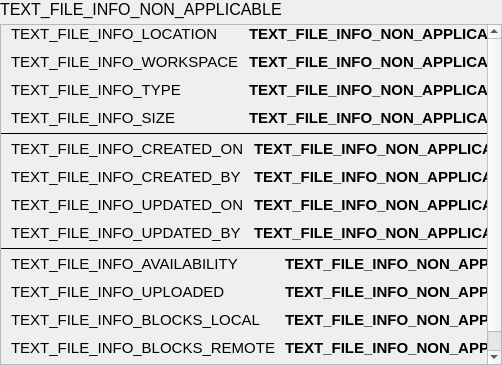
Scille/parsec-cloud, file parsec/core/gui/forms/file_status_widget.ui: the form before one commit.
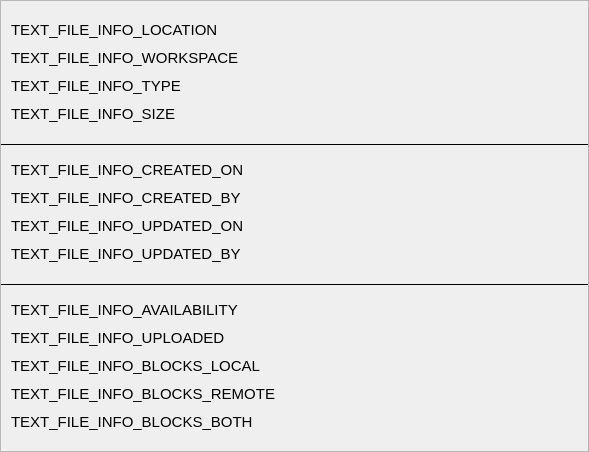
The form after the commit.

Commit message: [GUI] Added padding to file status widget

Diff of the .ui file:
```diff
--- a/parsec/core/gui/forms/file_status_widget.ui
+++ b/parsec/core/gui/forms/file_status_widget.ui
@@ -6,8 +6,8 @@
    <rect>
     <x>0</x>
     <y>0</y>
-    <width>502</width>
-    <height>365</height>
+    <width>589</width>
+    <height>452</height>
    </rect>
   </property>
   <property name="windowTitle">
@@ -29,25 +29,6 @@
    <property name="bottomMargin">
     <number>0</number>
    </property>
-   <item>
-    <layout class="QHBoxLayout" name="horizontalLayout">
-     <item>
-      <widget class="QLabel" name="label_filename">
-       <property name="font">
-        <font>
-         <pointsize>12</pointsize>
-        </font>
-       </property>
-       <property name="text">
-        <string>TEXT_FILE_INFO_NON_APPLICABLE</string>
-       </property>
-       <property name="textInteractionFlags">
-        <set>Qt::LinksAccessibleByMouse|Qt::TextSelectableByKeyboard|Qt::TextSelectableByMouse</set>
-       </property>
-      </widget>
-     </item>
-    </layout>
-   </item>
    <item>
     <widget class="QScrollArea" name="scrollArea">
      <property name="horizontalScrollBarPolicy">
@@ -61,8 +42,8 @@
        <rect>
         <x>0</x>
         <y>0</y>
-        <width>570</width>
-        <height>366</height>
+        <width>587</width>
+        <height>450</height>
        </rect>
       </property>
       <layout class="QVBoxLayout" name="verticalLayout_2">
@@ -73,13 +54,13 @@
         <number>0</number>
        </property>
        <property name="topMargin">
-        <number>0</number>
+        <number>10</number>
        </property>
        <property name="rightMargin">
         <number>0</number>
        </property>
        <property name="bottomMargin">
-        <number>0</number>
+        <number>10</number>
        </property>
        <item>
         <widget class="QFrame" name="frame">
@@ -100,13 +81,13 @@
            <number>10</number>
           </property>
           <property name="topMargin">
-           <number>0</number>
+           <number>10</number>
           </property>
           <property name="rightMargin">
-           <number>0</number>
+           <number>10</number>
           </property>
           <property name="bottomMargin">
-           <number>0</number>
+           <number>10</number>
           </property>
           <item>
            <layout class="QFormLayout" name="formLayout">
@@ -171,7 +152,7 @@
                </font>
               </property>
               <property name="text">
-               <string>TEXT_FILE_INFO_NON_APPLICABLE</string>
+               <string/>
               </property>
               <property name="textInteractionFlags">
                <set>Qt::LinksAccessibleByMouse|Qt::TextSelectableByKeyboard|Qt::TextSelectableByMouse</set>
@@ -188,7 +169,7 @@
                </font>
               </property>
               <property name="text">
-               <string>TEXT_FILE_INFO_NON_APPLICABLE</string>
+               <string/>
               </property>
               <property name="textInteractionFlags">
                <set>Qt::LinksAccessibleByMouse|Qt::TextSelectableByKeyboard|Qt::TextSelectableByMouse</set>
@@ -205,7 +186,7 @@
                </font>
               </property>
               <property name="text">
-               <string>TEXT_FILE_INFO_NON_APPLICABLE</string>
+               <string/>
               </property>
               <property name="textInteractionFlags">
                <set>Qt::LinksAccessibleByMouse|Qt::TextSelectableByKeyboard|Qt::TextSelectableByMouse</set>
@@ -237,7 +218,7 @@
                </font>
               </property>
               <property name="text">
-               <string>TEXT_FILE_INFO_NON_APPLICABLE</string>
+               <string/>
               </property>
               <property name="textInteractionFlags">
                <set>Qt::LinksAccessibleByMouse|Qt::TextSelectableByKeyboard|Qt::TextSelectableByMouse</set>
@@ -275,13 +256,13 @@
            <number>10</number>
           </property>
           <property name="topMargin">
-           <number>0</number>
+           <number>10</number>
           </property>
           <property name="rightMargin">
-           <number>0</number>
+           <number>10</number>
           </property>
           <property name="bottomMargin">
-           <number>0</number>
+           <number>10</number>
           </property>
           <item>
            <layout class="QFormLayout" name="formLayout_2">
@@ -361,7 +342,7 @@
                </font>
               </property>
               <property name="text">
-               <string>TEXT_FILE_INFO_NON_APPLICABLE</string>
+               <string/>
               </property>
               <property name="textInteractionFlags">
                <set>Qt::LinksAccessibleByMouse|Qt::TextSelectableByKeyboard|Qt::TextSelectableByMouse</set>
@@ -378,7 +359,7 @@
                </font>
               </property>
               <property name="text">
-               <string>TEXT_FILE_INFO_NON_APPLICABLE</string>
+               <string/>
               </property>
               <property name="textInteractionFlags">
                <set>Qt::LinksAccessibleByMouse|Qt::TextSelectableByKeyboard|Qt::TextSelectableByMouse</set>
@@ -395,7 +376,7 @@
                </font>
               </property>
               <property name="text">
-               <string>TEXT_FILE_INFO_NON_APPLICABLE</string>
+               <string/>
               </property>
               <property name="textInteractionFlags">
                <set>Qt::LinksAccessibleByMouse|Qt::TextSelectableByKeyboard|Qt::TextSelectableByMouse</set>
@@ -412,7 +393,7 @@
                </font>
               </property>
               <property name="text">
-               <string>TEXT_FILE_INFO_NON_APPLICABLE</string>
+               <string/>
               </property>
               <property name="textInteractionFlags">
                <set>Qt::LinksAccessibleByMouse|Qt::TextSelectableByKeyboard|Qt::TextSelectableByMouse</set>
@@ -453,13 +434,13 @@
            <number>10</number>
           </property>
           <property name="topMargin">
-           <number>0</number>
+           <number>10</number>
           </property>
           <property name="rightMargin">
-           <number>0</number>
+           <number>10</number>
           </property>
           <property name="bottomMargin">
-           <number>0</number>
+           <number>10</number>
           </property>
           <item>
            <layout class="QFormLayout" name="formLayout_3">
@@ -554,7 +535,7 @@
                </font>
               </property>
               <property name="text">
-               <string>TEXT_FILE_INFO_NON_APPLICABLE</string>
+               <string/>
               </property>
               <property name="textInteractionFlags">
                <set>Qt::LinksAccessibleByMouse|Qt::TextSelectableByKeyboard|Qt::TextSelectableByMouse</set>
@@ -571,7 +552,7 @@
                </font>
               </property>
               <property name="text">
-               <string>TEXT_FILE_INFO_NON_APPLICABLE</string>
+               <string/>
               </property>
               <property name="textInteractionFlags">
                <set>Qt::LinksAccessibleByMouse|Qt::TextSelectableByKeyboard|Qt::TextSelectableByMouse</set>
@@ -588,7 +569,7 @@
                </font>
               </property>
               <property name="text">
-               <string>TEXT_FILE_INFO_NON_APPLICABLE</string>
+               <string/>
               </property>
               <property name="textInteractionFlags">
                <set>Qt::LinksAccessibleByMouse|Qt::TextSelectableByKeyboard|Qt::TextSelectableByMouse</set>
@@ -605,7 +586,7 @@
                </font>
               </property>
               <property name="text">
-               <string>TEXT_FILE_INFO_NON_APPLICABLE</string>
+               <string/>
               </property>
               <property name="textInteractionFlags">
                <set>Qt::LinksAccessibleByMouse|Qt::TextSelectableByKeyboard|Qt::TextSelectableByMouse</set>
@@ -622,7 +603,7 @@
                </font>
               </property>
               <property name="text">
-               <string>TEXT_FILE_INFO_NON_APPLICABLE</string>
+               <string/>
               </property>
               <property name="textInteractionFlags">
                <set>Qt::LinksAccessibleByMouse|Qt::TextSelectableByKeyboard|Qt::TextSelectableByMouse</set>
```
The commit also changes 1 other file.
